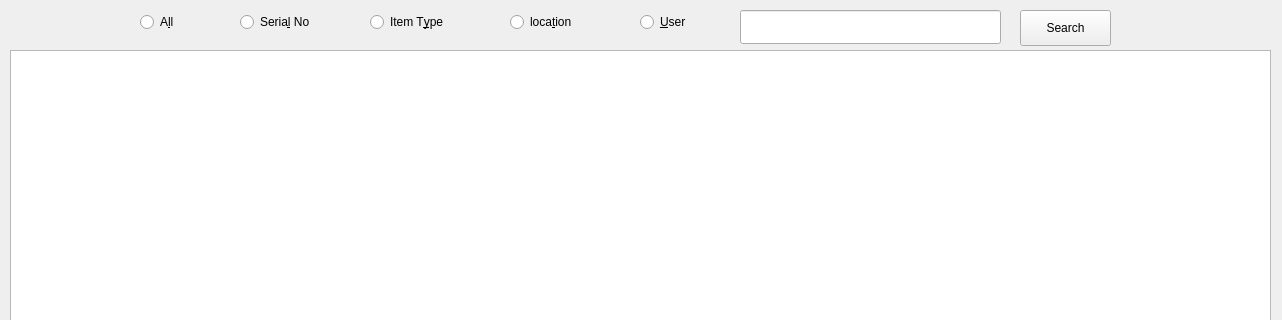
Old version of the form GUI/guiTest/uiFiles/test.ui in the repository aumanimationstudios/Grantha; both pictures show x 0 to 1282 and y 0 to 320 of the 1282 by 592 pixel window.
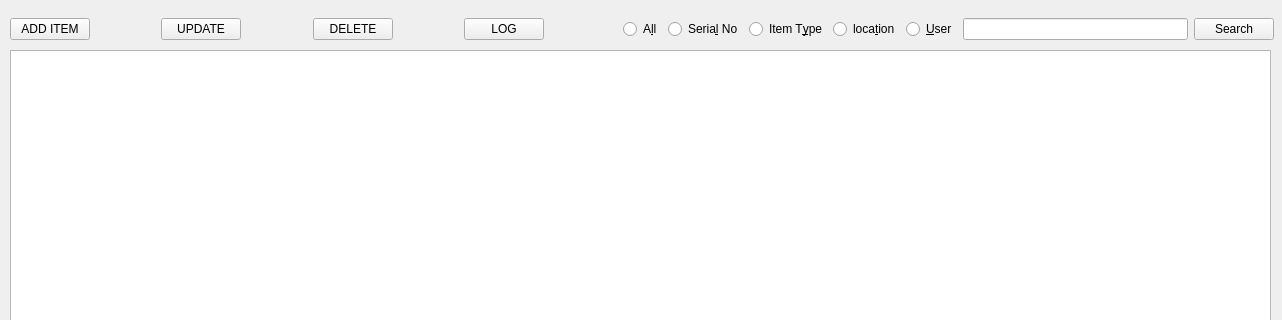
New version of the form.

What changed in the file:
```diff
--- a/GUI/guiTest/uiFiles/test.ui
+++ b/GUI/guiTest/uiFiles/test.ui
@@ -14,19 +14,6 @@
    <string>MainWindow</string>
   </property>
   <widget class="QWidget" name="centralwidget">
-   <widget class="QRadioButton" name="allButton">
-    <property name="geometry">
-     <rect>
-      <x>140</x>
-      <y>10</y>
-      <width>61</width>
-      <height>24</height>
-     </rect>
-    </property>
-    <property name="text">
-     <string>A&amp;ll</string>
-    </property>
-   </widget>
    <widget class="QTableWidget" name="tableWidget">
     <property name="geometry">
      <rect>
@@ -37,80 +24,145 @@
      </rect>
     </property>
    </widget>
-   <widget class="QRadioButton" name="serialNoButton">
+   <widget class="QWidget" name="">
     <property name="geometry">
      <rect>
-      <x>240</x>
+      <x>623</x>
       <y>10</y>
-      <width>91</width>
-      <height>24</height>
+      <width>651</width>
+      <height>38</height>
      </rect>
     </property>
-    <property name="text">
-     <string>Seria&amp;l No</string>
-    </property>
+    <layout class="QHBoxLayout" name="horizontalLayout">
+     <item>
+      <widget class="QRadioButton" name="allButton">
+       <property name="text">
+        <string>A&amp;ll</string>
+       </property>
+      </widget>
+     </item>
+     <item>
+      <widget class="QRadioButton" name="serialNoButton">
+       <property name="text">
+        <string>Seria&amp;l No</string>
+       </property>
+      </widget>
+     </item>
+     <item>
+      <widget class="QRadioButton" name="itemTypeButton">
+       <property name="text">
+        <string>Item T&amp;ype</string>
+       </property>
+      </widget>
+     </item>
+     <item>
+      <widget class="QRadioButton" name="locationButton">
+       <property name="text">
+        <string>loca&amp;tion</string>
+       </property>
+      </widget>
+     </item>
+     <item>
+      <widget class="QRadioButton" name="userButton">
+       <property name="text">
+        <string>&amp;User</string>
+       </property>
+      </widget>
+     </item>
+     <item>
+      <widget class="QLineEdit" name="lineEdit">
+       <property name="maxLength">
+        <number>30</number>
+       </property>
+      </widget>
+     </item>
+     <item>
+      <widget class="QPushButton" name="searchButton">
+       <property name="text">
+        <string>Search</string>
+       </property>
+      </widget>
+     </item>
+    </layout>
    </widget>
-   <widget class="QRadioButton" name="itemTypeButton">
+   <widget class="QWidget" name="">
     <property name="geometry">
      <rect>
-      <x>370</x>
+      <x>10</x>
       <y>10</y>
-      <width>101</width>
-      <height>24</height>
+      <width>534</width>
+      <height>38</height>
      </rect>
     </property>
-    <property name="text">
-     <string>Item T&amp;ype</string>
-    </property>
-   </widget>
-   <widget class="QRadioButton" name="locationButton">
-    <property name="geometry">
-     <rect>
-      <x>510</x>
-      <y>10</y>
-      <width>91</width>
-      <height>24</height>
-     </rect>
-    </property>
-    <property name="text">
-     <string>loca&amp;tion</string>
-    </property>
-   </widget>
-   <widget class="QRadioButton" name="userButton">
-    <property name="geometry">
-     <rect>
-      <x>640</x>
-      <y>10</y>
-      <width>71</width>
-      <height>24</height>
-     </rect>
-    </property>
-    <property name="text">
-     <string>&amp;User</string>
-    </property>
-   </widget>
-   <widget class="QPushButton" name="searchButton">
-    <property name="geometry">
-     <rect>
-      <x>1020</x>
-      <y>10</y>
-      <width>91</width>
-      <height>36</height>
-     </rect>
-    </property>
-    <property name="text">
-     <string>Search</string>
-    </property>
-   </widget>
-   <widget class="QLineEdit" name="lineEdit">
-    <property name="geometry">
-     <rect>
-      <x>740</x>
-      <y>10</y>
-      <width>261</width>
-      <height>34</height>
-     </rect>
-    </property>
+    <layout class="QHBoxLayout" name="horizontalLayout_2">
+     <item>
+      <widget class="QPushButton" name="addButton">
+       <property name="text">
+        <string>ADD ITEM</string>
+       </property>
+      </widget>
+     </item>
+     <item>
+      <spacer name="horizontalSpacer">
+       <property name="orientation">
+        <enum>Qt::Horizontal</enum>
+       </property>
+       <property name="sizeHint" stdset="0">
+        <size>
+         <width>40</width>
+         <height>20</height>
+        </size>
+       </property>
+      </spacer>
+     </item>
+     <item>
+      <widget class="QPushButton" name="updateButton">
+       <property name="text">
+        <string>UPDATE</string>
+       </property>
+      </widget>
+     </item>
+     <item>
+      <spacer name="horizontalSpacer_2">
+       <property name="orientation">
+        <enum>Qt::Horizontal</enum>
+       </property>
+       <property name="sizeHint" stdset="0">
+        <size>
+         <width>40</width>
+         <height>20</height>
+        </size>
+       </property>
+      </spacer>
+     </item>
+     <item>
+      <widget class="QPushButton" name="deleteButton">
+       <property name="text">
+        <string>DELETE</string>
+       </property>
+      </widget>
+     </item>
+     <item>
+      <spacer name="horizontalSpacer_3">
+       <property name="orientation">
+        <enum>Qt::Horizontal</enum>
+       </property>
+       <property name="sizeHint" stdset="0">
+        <size>
+         <width>40</width>
+         <height>20</height>
+        </size>
+       </property>
+      </spacer>
+     </item>
+     <item>
+      <widget class="QPushButton" name="logButton">
+       <property name="text">
+        <string>LOG</string>
+       </property>
+      </widget>
+     </item>
+    </layout>
    </widget>
   </widget>
  </widget>
```
